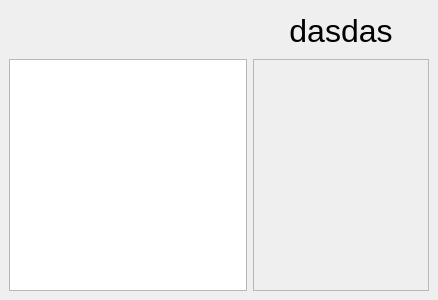
Before: the Qt Designer form mainwindow.ui in Pkow1999/Vampire-The-Masquerade-v5-Character-Sheet-for-Android, drawn with Qt 5.
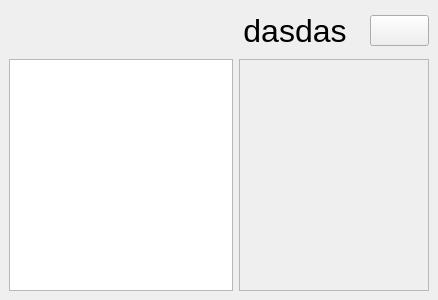
After: the same form once the commit is applied. Icons and pictures are not drawn.

Patch:
```diff
--- a/mainwindow.ui
+++ b/mainwindow.ui
@@ -33,9 +33,6 @@
   <property name="autoFillBackground">
    <bool>true</bool>
   </property>
-  <property name="styleSheet">
-   <string notr="true"/>
-  </property>
   <property name="toolButtonStyle">
    <enum>Qt::ToolButtonTextBesideIcon</enum>
   </property>
@@ -201,6 +198,44 @@
         </property>
        </widget>
       </item>
+      <item>
+       <spacer name="horizontalSpacer">
+        <property name="orientation">
+         <enum>Qt::Horizontal</enum>
+        </property>
+        <property name="sizeHint" stdset="0">
+         <size>
+          <width>40</width>
+          <height>20</height>
+         </size>
+        </property>
+       </spacer>
+      </item>
+      <item>
+       <widget class="QPushButton" name="clanSymbolToggler">
+        <property name="sizePolicy">
+         <sizepolicy hsizetype="Fixed" vsizetype="Fixed">
+          <horstretch>0</horstretch>
+          <verstretch>0</verstretch>
+         </sizepolicy>
+        </property>
+        <property name="text">
+         <string/>
+        </property>
+        <property name="checkable">
+         <bool>true</bool>
+        </property>
+        <property name="autoDefault">
+         <bool>false</bool>
+        </property>
+        <property name="default">
+         <bool>false</bool>
+        </property>
+        <property name="flat">
+         <bool>false</bool>
+        </property>
+       </widget>
+      </item>
      </layout>
     </item>
    </layout>
```
Left out of the diff: 116 changed lines with no effect on the pictures.
